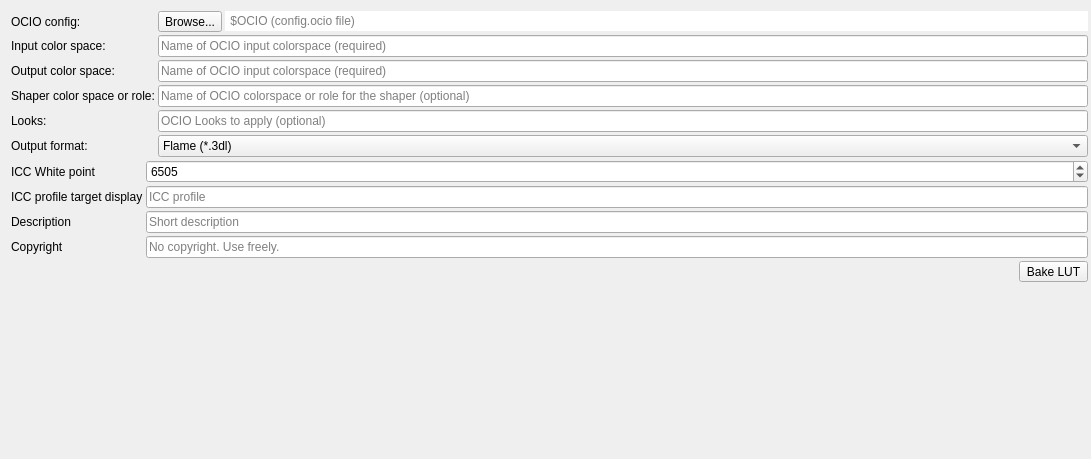
Above: src/UI/lutbakerwidget.ui from RxLaboratory/DuME before the change. Below: the same form after it.
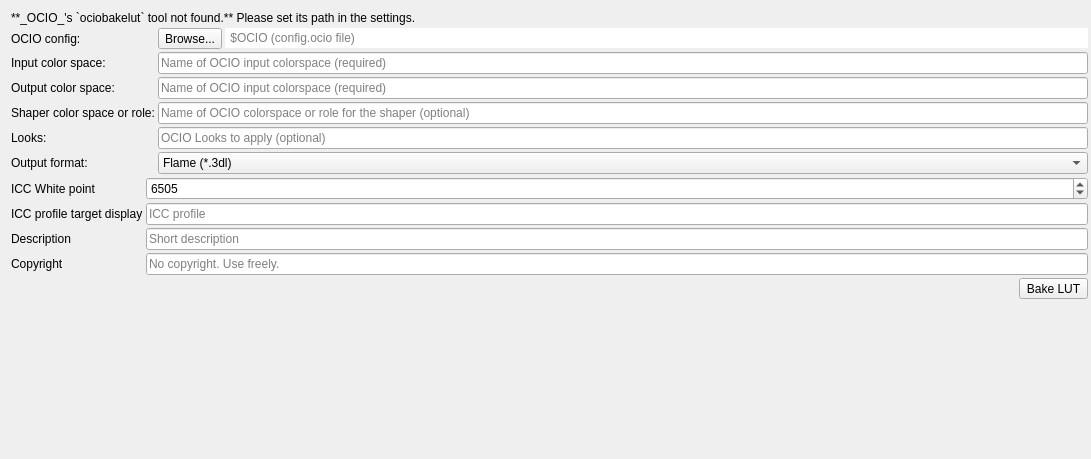
That is the form after the change. Icons and pictures are not drawn.

Commit message: disbale ocio tools if ocio not found

What changed in the file:
```diff
--- a/src/UI/lutbakerwidget.ui
+++ b/src/UI/lutbakerwidget.ui
@@ -23,6 +23,16 @@
    <property name="bottomMargin">
     <number>3</number>
    </property>
+   <item>
+    <widget class="QLabel" name="ocioNotFoundLabel">
+     <property name="text">
+      <string>**_OCIO_'s `ociobakelut` tool not found.** Please set its path in the settings.</string>
+     </property>
+     <property name="textFormat">
+      <enum>Qt::MarkdownText</enum>
+     </property>
+    </widget>
+   </item>
    <item>
     <layout class="QFormLayout" name="formLayout">
      <property name="horizontalSpacing">
```
The commit also changes 5 other files.
